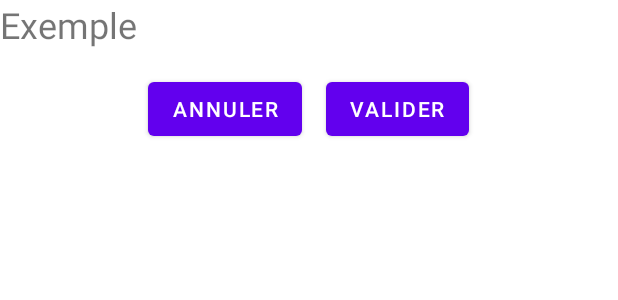
After one commit to victor-mira/Optiski, an Android app: the layout layout_dialog.xml on its own in the app's theme, with its tools: preview values and no code run, on a phone screen of 412 x 824 dp. The commit adds this screen. Shown: the top 300 px of the screen. Run offline under Robolectric (Android 15) with nearby library versions, the phone set to English and light mode, and no system bars.

Commit message:
Popup result pour go feedback

```diff
--- a/app/build.gradle
+++ b/app/build.gradle
@@ -40,6 +40,7 @@ dependencies {
     implementation 'androidx.appcompat:appcompat:1.6.1'
     implementation 'com.google.android.material:material:1.8.0'
     implementation 'androidx.constraintlayout:constraintlayout:2.1.4'
+    implementation 'com.github.bumptech.glide:glide:4.12.0'
     implementation 'androidx.core:core-ktx:1.9.0'
     implementation 'androidx.viewpager2:viewpager2:1.0.0'
     implementation 'com.google.android.gms:play-services-auth:20.4.1'
--- a/app/src/main/assets/pistes.json
+++ b/app/src/main/assets/pistes.json
@@ -2,6 +2,7 @@
   {
     "title": "Mont-Belu",
     "coords": [48.323926,-70.838220],
+    "map": "https://montbelu.com/donnees/media/images/contenu/Carte.png",
     "pistes":[{
       "number": "1",
       "difficulty": 1,
@@ -131,6 +132,7 @@
   },
   {"title": "Valinouet",
     "coords": [5.0,5.0],
+    "map": "https://valinouet.qc.ca/wp-content/uploads/2022/12/valinouet_mapdespistes_formatlettre.png",
     "pistes":[{
       "number": "1",
       "difficulty": 1,
--- a/app/src/main/java/com/optiapk/optiski/Station.kt
+++ b/app/src/main/java/com/optiapk/optiski/Station.kt
@@ -2,4 +2,4 @@ package com.optiapk.optiski
 
 import com.optiapk.optiski.models.Piste
 
-data class Station(val title: String, val coords: List<Double>, val pistes: List<Piste>)
+data class Station(val title: String, val coords: List<Double>, val map: String, val pistes: List<Piste>)
--- a/app/src/main/res/layout/activity_results.xml
+++ b/app/src/main/res/layout/activity_results.xml
@@ -24,13 +24,13 @@
         <Button
             android:id="@+id/buttonTrackListPrevious"
             android:layout_width="wrap_content"
-            android:layout_height="wrap_content"
+            android:layout_height="match_parent"
             app:layout_constraintStart_toStartOf="parent"
             app:layout_constraintTop_toTopOf="parent"/>
         <Button
             android:id="@+id/buttonTrackListNext"
             android:layout_width="wrap_content"
-            android:layout_height="wrap_content"
+            android:layout_height="match_parent"
             app:layout_constraintEnd_toEndOf="parent"
             app:layout_constraintTop_toTopOf="parent"/>
 
--- /dev/null
+++ b/app/src/main/res/layout/layout_dialog.xml
@@ -0,0 +1,44 @@
+<LinearLayout xmlns:android="http://schemas.android.com/apk/res/android"
+    android:layout_width="match_parent"
+    android:layout_height="match_parent"
+    android:layout_gravity="center"
+    android:orientation="vertical">
+
+    <TextView
+        android:id="@+id/dialod_text"
+        android:layout_width="wrap_content"
+        android:layout_height="wrap_content"
+        android:gravity="center"
+        android:textSize="24sp"
+        android:text="Exemple" />
+    <ProgressBar
+        android:id="@+id/dialog_spinner"
+        android:layout_width="wrap_content"
+        android:layout_height="wrap_content"
+        android:layout_gravity="center"
+        android:visibility="gone"
+        style="@android:style/Widget.ProgressBar.Horizontal"/>
+
+    <LinearLayout
+        android:layout_width="match_parent"
+        android:layout_height="wrap_content"
+        android:gravity="center_horizontal"
+        android:orientation="horizontal"
+        android:padding="16dp">
+
+        <Button
+            android:id="@+id/cancel_button"
+            android:layout_width="wrap_content"
+            android:layout_height="wrap_content"
+            android:layout_marginEnd="16dp"
+            android:text="@string/cancel" />
+
+        <Button
+            android:id="@+id/validate_button"
+            android:layout_width="wrap_content"
+            android:layout_height="wrap_content"
+            android:text="@string/validate" />
+
+    </LinearLayout>
+
+</LinearLayout>
--- a/app/src/main/res/values/strings.xml
+++ b/app/src/main/res/values/strings.xml
@@ -37,6 +37,9 @@
     <string name="lauzes">Piste Les Lauzes (bleue)</string>
     <string name="marmottes">Piste Marmottes (rouge)</string>
     <string name="web_client_id">295480818850-10fd218ogp694hqv11nqm9ttlkjpn5ll.apps.googleusercontent.com</string>
+    <string name="cancel">Annuler</string>
+    <string name="validate">Valider</string>
+    <string name="fin_tracks">Vous avez fait toutes les pistes ? Validez pour terminer la session</string>
 
     <!-- Position alert -->
     <string name="position_alert_title">Localisation</string>
```
Also changed, not shown: app/src/main/java/com/optiapk/optiski/ResultsActivity.kt (+68 -9 lines), app/src/main/res/layout/fragment_track_list.xml (+10 -4 lines).
